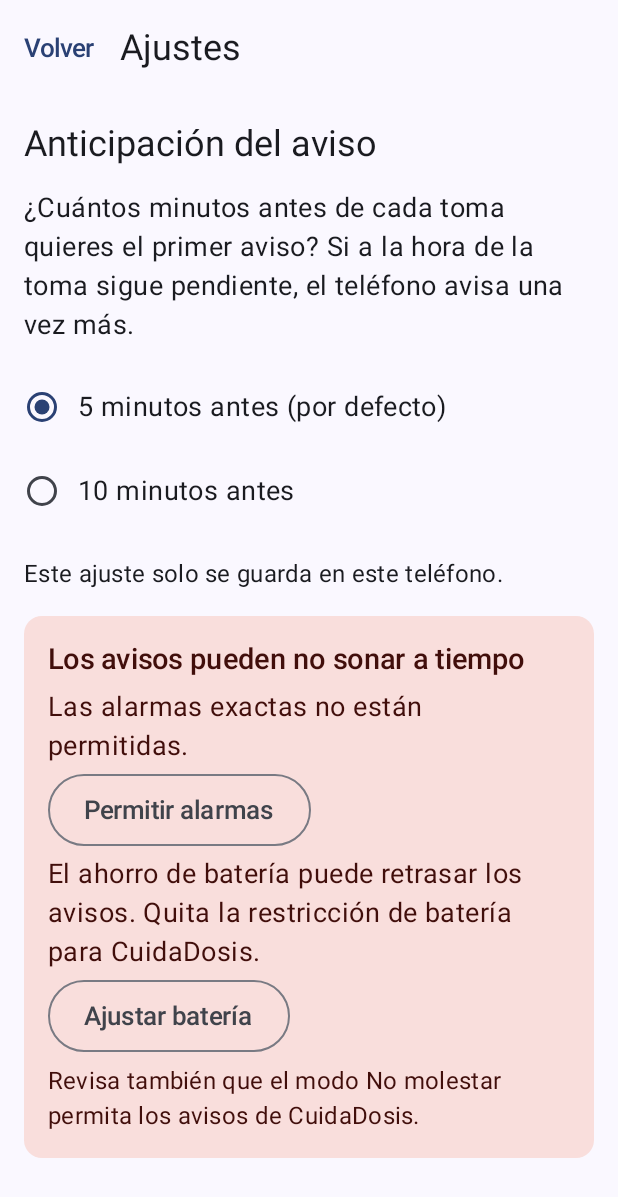
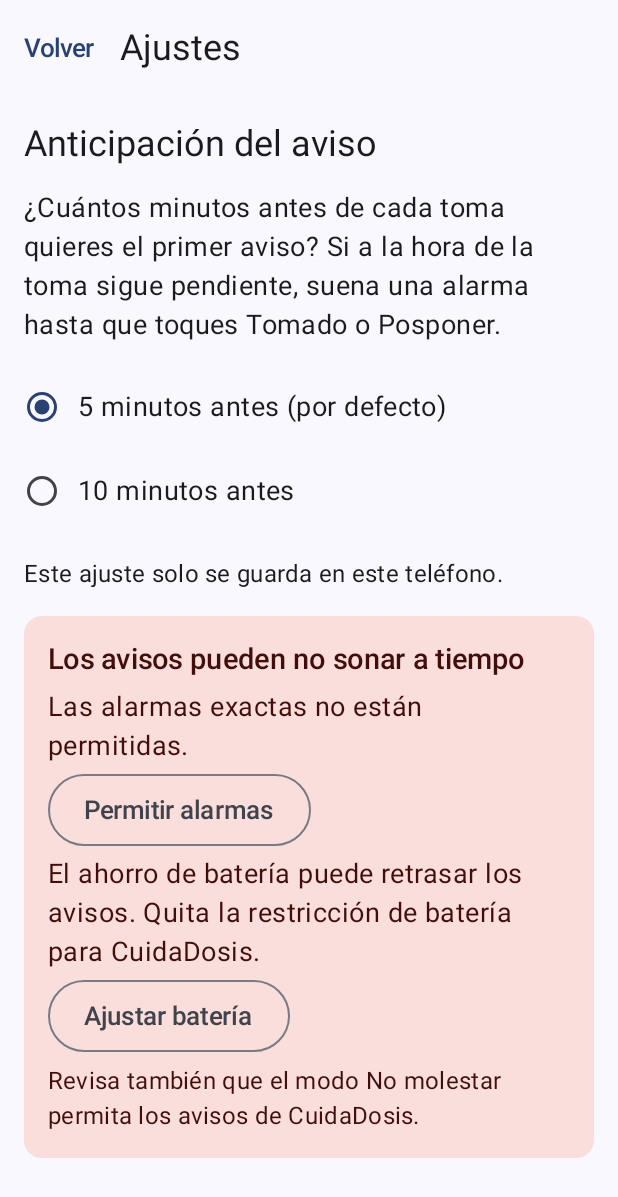
Before and after one commit to AlfonsoRE/CuidaDosis, an Android app built with Jetpack Compose: the ReminderSettingsScreen screen opened through its navigation route, on a phone screen of 412 x 824 dp. Shown: the top 1197 px of the screen. Run offline under Robolectric (Android 15) with nearby library versions, the phone set to English and light mode, and no system bars.

Commit message:
docs(fase9): actualiza RF-06 a alarma repetida, vibración en RF-05 y guías de la v1.1

```diff
--- a/android/app/src/main/java/mx/cuidadosis/app/reminders/ReminderSchedule.kt
+++ b/android/app/src/main/java/mx/cuidadosis/app/reminders/ReminderSchedule.kt
@@ -90,7 +90,7 @@ fun pendingMedsAt(
 /**
  * Calcula el próximo aviso entre todas las tomas de ayer, hoy y mañana (fecha de México):
  * - BEFORE a T - [leadMinutes]; si ya pasó pero aún no es T, sale de inmediato.
- * - DUE a la hora T, una sola vez, si la toma sigue pendiente (hasta T + 10 min).
+ * - DUE a la hora T si la toma sigue pendiente (hasta T + 10 min): desde la v1.1 es la alarma que se\n *   repite hasta Tomado o Posponer (el planificador la dispara una vez; la repetición es de la notificación).
  * - SNOOZE a la hora elegida al posponer (hasta 10 min después).
  * Se omiten las tomas ya confirmadas y los eventos de [fired] (ya mostrados).
  * [kinds] limita los tipos considerados.
--- a/android/app/src/main/java/mx/cuidadosis/app/reminders/ReminderScheduler.kt
+++ b/android/app/src/main/java/mx/cuidadosis/app/reminders/ReminderScheduler.kt
@@ -86,7 +86,7 @@ class ReminderScheduler(
 
     /**
      * Pospone el aviso de una toma [minutes] minutos (RF-16). No marca la toma.
-     * Si el pospuesto cae a la hora de la toma o después, sustituye al segundo aviso (T).
+     * Si el pospuesto cae a la hora de la toma o después, sustituye a la alarma de la hora T.
      */
     @Synchronized
     fun snooze(intakeAt: LocalDateTime, minutes: Int) {
--- a/android/app/src/main/java/mx/cuidadosis/app/ui/settings/ReminderSettingsScreen.kt
+++ b/android/app/src/main/java/mx/cuidadosis/app/ui/settings/ReminderSettingsScreen.kt
@@ -54,7 +54,7 @@ fun ReminderSettingsScreen(container: AppContainer, onBack: () -> Unit) {
             Text("Anticipación del aviso", style = MaterialTheme.typography.titleLarge)
             Text(
                 "¿Cuántos minutos antes de cada toma quieres el primer aviso? Si a la hora de la toma " +
-                    "sigue pendiente, el teléfono avisa una vez más.",
+                    "sigue pendiente, suena una alarma hasta que toques Tomado o Posponer.",
                 style = MaterialTheme.typography.bodyLarge,
             )
             Column(Modifier.selectableGroup()) {
```
Also changed, not shown: 5 other files.
